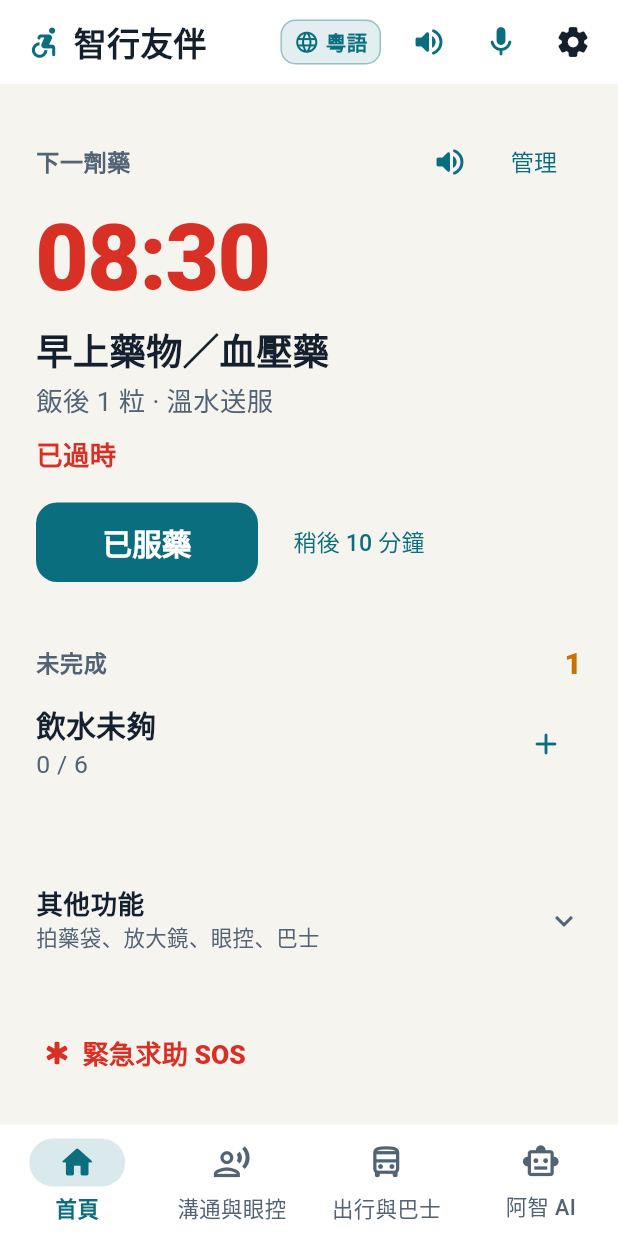
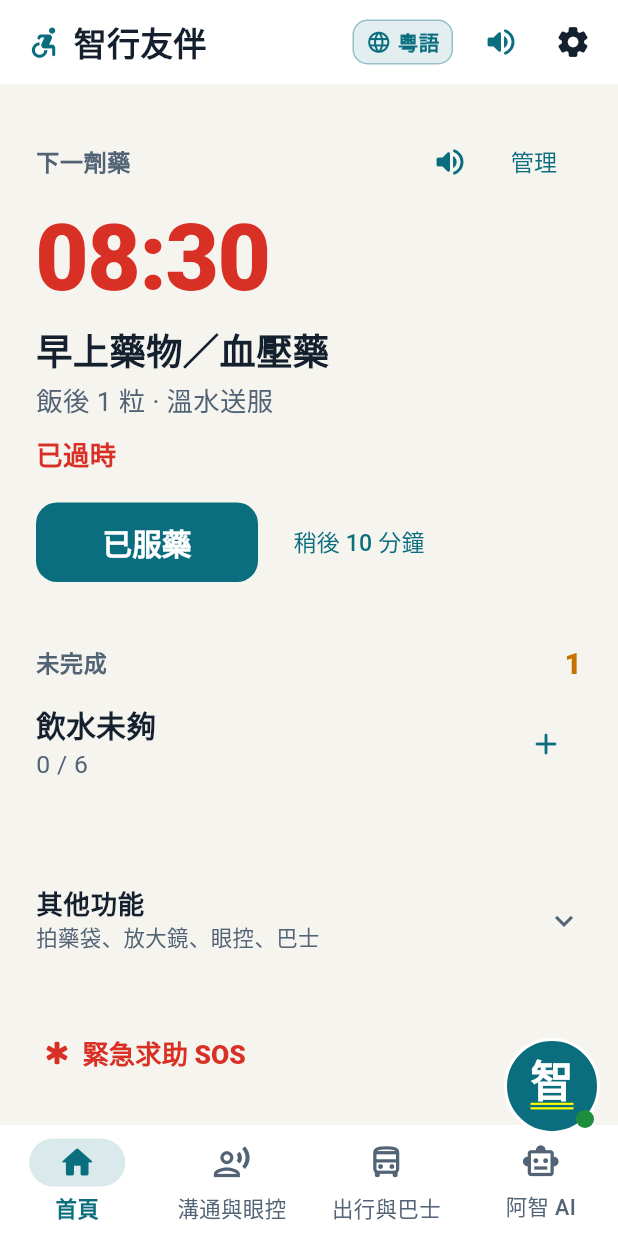
Before and after one commit to hugochu260-ai/Hugo, a Flutter app: the screen it shows after launch, on a phone screen of 412 x 824 dp. Run offline on Flutter 3.47's test engine with Material 3 defaults, Android fonts, the phone set to English and light mode, and no system bars; our stand-ins replace camera, flutter_tts, permission_handler, shared_preferences, speech_to_text; missing offline and left inert: flutter_vlc_player_16kb, mediapipe_face_mesh; accounts and stored records are empty; network calls fail.

Commit message:
Add a draggable corner avatar for the assistant.
阿智 now waits as a small portrait that can be dragged to any corner. Tapping it, or saying the wake name, opens the chat instead of keeping a microphone button in the app bar.

Co-authored-by: hugochu260-ai <hugochu260-ai@users.noreply.github.com>

```diff
--- /dev/null
+++ b/FYP_app/lib/core/widgets/assistant_avatar.dart
@@ -0,0 +1,203 @@
+import 'dart:math' as math;
+
+import 'package:flutter/material.dart';
+
+import '../theme/app_theme.dart';
+
+/// Corner where the assistant avatar rests after a drag.
+enum AssistantCorner { topLeft, topRight, bottomLeft, bottomRight }
+
+AssistantCorner parseAssistantCorner(String raw) {
+  for (final corner in AssistantCorner.values) {
+    if (corner.name == raw) return corner;
+  }
+  return AssistantCorner.bottomRight;
+}
+
+/// Last character of the assistant name, so「阿智」shows「智」.
+String assistantGlyph(String name) {
+  final trimmed = name.trim();
+  if (trimmed.isEmpty) return '智';
+  return String.fromCharCode(trimmed.runes.last);
+}
+
+class AssistantAvatarGeometry {
+  static const double size = 64;
+  static const double margin = 12;
+
+  static Offset origin({
+    required AssistantCorner corner,
+    required Size screen,
+    required EdgeInsets safe,
+  }) {
+    final left = safe.left + margin;
+    final top = safe.top + margin;
+    final right = math.max(left, screen.width - safe.right - size - margin);
+    final bottom = math.max(top, screen.height - safe.bottom - size - margin);
+    switch (corner) {
+      case AssistantCorner.topLeft:
+        return Offset(left, top);
+      case AssistantCorner.topRight:
+        return Offset(right, top);
+      case AssistantCorner.bottomLeft:
+        return Offset(left, bottom);
+      case AssistantCorner.bottomRight:
+        return Offset(right, bottom);
+    }
+  }
+
+  static Offset clamp({
+    required Offset topLeft,
+    required Size screen,
+    required EdgeInsets safe,
+  }) {
+    final minX = safe.left + margin;
+    final minY = safe.top + margin;
+    final maxX = math.max(minX, screen.width - safe.right - size - margin);
+    final maxY = math.max(minY, screen.height - safe.bottom - size - margin);
+    return Offset(
+      topLeft.dx.clamp(minX, maxX),
+      topLeft.dy.clamp(minY, maxY),
+    );
+  }
+
+  static AssistantCorner nearest({
+    required Offset topLeft,
+    required Size screen,
+  }) {
+    final center = topLeft + const Offset(size / 2, size / 2);
+    final isLeft = center.dx < screen.width / 2;
+    final isTop = center.dy < screen.height / 2;
+    if (isTop && isLeft) return AssistantCorner.topLeft;
+    if (isTop) return AssistantCorner.topRight;
+    if (isLeft) return AssistantCorner.bottomLeft;
+    return AssistantCorner.bottomRight;
+  }
+}
+
+/// Small draggable portrait. It waits in a corner and opens chat on tap.
+class AssistantAvatar extends StatefulWidget {
+  const AssistantAvatar({
+    super.key,
+    required this.name,
+    required this.corner,
+    required this.safe,
+    required this.onOpen,
+    required this.onCornerChanged,
+    this.listening = false,
+  });
+
+  final String name;
+  final AssistantCorner corner;
+  final EdgeInsets safe;
+  final VoidCallback onOpen;
+  final ValueChanged<AssistantCorner> onCornerChanged;
+  final bool listening;
+
+  @override
+  State<AssistantAvatar> createState() => _AssistantAvatarState();
+}
+
+class _AssistantAvatarState extends State<AssistantAvatar> {
+  Offset? _dragTopLeft;
+
+  @override
+  Widget build(BuildContext context) {
+    final p = AppPalette.of(context);
+    final glyph = assistantGlyph(widget.name);
+
+    return LayoutBuilder(
+      builder: (context, constraints) {
+        final screen = Size(constraints.maxWidth, constraints.maxHeight);
+        final resting = AssistantAvatarGeometry.origin(
+          corner: widget.corner,
+          screen: screen,
+          safe: widget.safe,
+        );
+        final topLeft = _dragTopLeft ?? resting;
+        return SizedBox(
+          width: screen.width,
+          height: screen.height,
+          child: Stack(
+            children: [
+              Positioned(
+                left: topLeft.dx,
+                top: topLeft.dy,
+                child: _face(p, glyph, screen, resting),
+              ),
+            ],
+          ),
+        );
+      },
+    );
+  }
+
+  Widget _face(AppPalette p, String glyph, Size screen, Offset resting) {
+    return Semantics(
+        button: true,
+        label: widget.name,
+        child: GestureDetector(
+          onTap: widget.onOpen,
+          onPanUpdate: (details) {
+            final current = _dragTopLeft ?? resting;
+            setState(() {
+              _dragTopLeft = AssistantAvatarGeometry.clamp(
+                topLeft: current + details.delta,
+                screen: screen,
+                safe: widget.safe,
+              );
+            });
+          },
+          onPanEnd: (_) {
+            final dropped = _dragTopLeft;
+            if (dropped == null) return;
+            final next = AssistantAvatarGeometry.nearest(
+              topLeft: dropped,
+              screen: screen,
+            );
+            setState(() => _dragTopLeft = null);
+            if (next != widget.corner) widget.onCornerChanged(next);
+          },
+          child: SizedBox(
+            width: AssistantAvatarGeometry.size,
+            height: AssistantAvatarGeometry.size,
+            child: DecoratedBox(
+              decoration: BoxDecoration(
+                color: p.primary,
+                shape: BoxShape.circle,
+                border: Border.all(color: p.surface, width: 2),
+              ),
+              child: Stack(
+                alignment: Alignment.center,
+                children: [
+                  Text(
+                    glyph,
+                    style: TextStyle(
+                      color: Theme.of(context).colorScheme.onPrimary,
+                      fontSize: 26,
+                      fontWeight: FontWeight.w900,
+                      height: 1,
+                    ),
+                  ),
+                  if (widget.listening)
+                    Align(
+                      alignment: Alignment.bottomRight,
+                      child: Padding(
+                        padding: const EdgeInsets.all(4),
+                        child: DecoratedBox(
+                          decoration: BoxDecoration(
+                            color: p.success,
+                            shape: BoxShape.circle,
+                          ),
+                          child: const SizedBox(width: 12, height: 12),
+                        ),
+                      ),
+                    ),
+                ],
+              ),
+            ),
+          ),
+        ),
+    );
+  }
+}
--- a/FYP_app/lib/features/shell/app_shell.dart
+++ b/FYP_app/lib/features/shell/app_shell.dart
@@ -5,6 +5,7 @@ import 'package:provider/provider.dart';
 
 import '../../core/responsive.dart';
 import '../../core/theme/app_theme.dart';
+import '../../core/widgets/assistant_avatar.dart';
 import '../../core/widgets/elderly_toolkit_sheets.dart';
 import '../../core/widgets/sos_emergency_dialog.dart';
 import '../../core/widgets/vision_helper_sheet.dart';
@@ -35,6 +36,7 @@ class _AppShellState extends State<AppShell> {
   int _index = 0;
   int _eyeInitialTab = 0;
   bool _sosDialogOpen = false;
+  bool _voiceSheetOpen = false;
 
   @override
   void initState() {
@@ -63,6 +65,7 @@ class _AppShellState extends State<AppShell> {
   Future<void> _openVoiceAssistant({String initialCommand = ''}) async {
     final wake = context.read<VoiceWakeService>();
     wake.setDialogOpen(true);
+    if (mounted) setState(() => _voiceSheetOpen = true);
     await showModalBottomSheet<void>(
       context: context,
       isScrollControlled: true,
@@ -73,6 +76,7 @@ class _AppShellState extends State<AppShell> {
       builder: (_) => VoiceAssistantSheet(initialCommand: initialCommand),
     );
     wake.setDialogOpen(false);
+    if (mounted) setState(() => _voiceSheetOpen = false);
   }
 
   Future<void> _openVisionHelper() async {
@@ -328,11 +332,6 @@ class _AppShellState extends State<AppShell> {
             color: tts.speaking ? p.danger : p.primary,
           ),
         ),
-        IconButton(
-          tooltip: s.voiceBtnLabel,
-          onPressed: () => _openVoiceAssistant(),
-          icon: Icon(Icons.mic_rounded, color: p.primary),
-        ),
         Padding(
           padding: const EdgeInsets.only(right: 6),
           child: IconButton(
@@ -444,12 +443,40 @@ class _AppShellState extends State<AppShell> {
             ),
           );
 
+    final listening = context.select<VoiceWakeService, bool>(
+      (wake) => wake.passiveListening,
+    );
+    final tablet = Responsive.isTablet(context);
+    final mq = MediaQuery.of(context);
+    final avatarSafe = EdgeInsets.fromLTRB(
+      mq.padding.left + (tablet ? 80 : 0),
+      mq.padding.top + kToolbarHeight,
+      mq.padding.right,
+      mq.padding.bottom + (tablet ? 0 : kBottomNavigationBarHeight),
+    );
+
     // Global touch detector: when user holds/taps screen, suppress false tilt alarms!
     return Listener(
       behavior: HitTestBehavior.translucent,
       onPointerDown: (_) => tilt.recordUserTouch(),
       onPointerMove: (_) => tilt.recordUserTouch(),
-      child: scaffold,
+      child: Stack(
+        fit: StackFit.expand,
+        children: [
+          scaffold,
+          if (!_voiceSheetOpen)
+            AssistantAvatar(
+              name: settings.assistantName,
+              corner: parseAssistantCorner(settings.assistantCorner),
+              listening: listening,
+              safe: avatarSafe,
+              onOpen: () => _openVoiceAssistant(),
+              onCornerChanged: (corner) {
+                unawaited(settings.updateAssistantCorner(corner.name));
+              },
+            ),
+        ],
+      ),
     );
   }
 }
```
Also changed, not shown: FYP_app/lib/services/settings_store.dart (+18 -0 lines), 1 other file.
